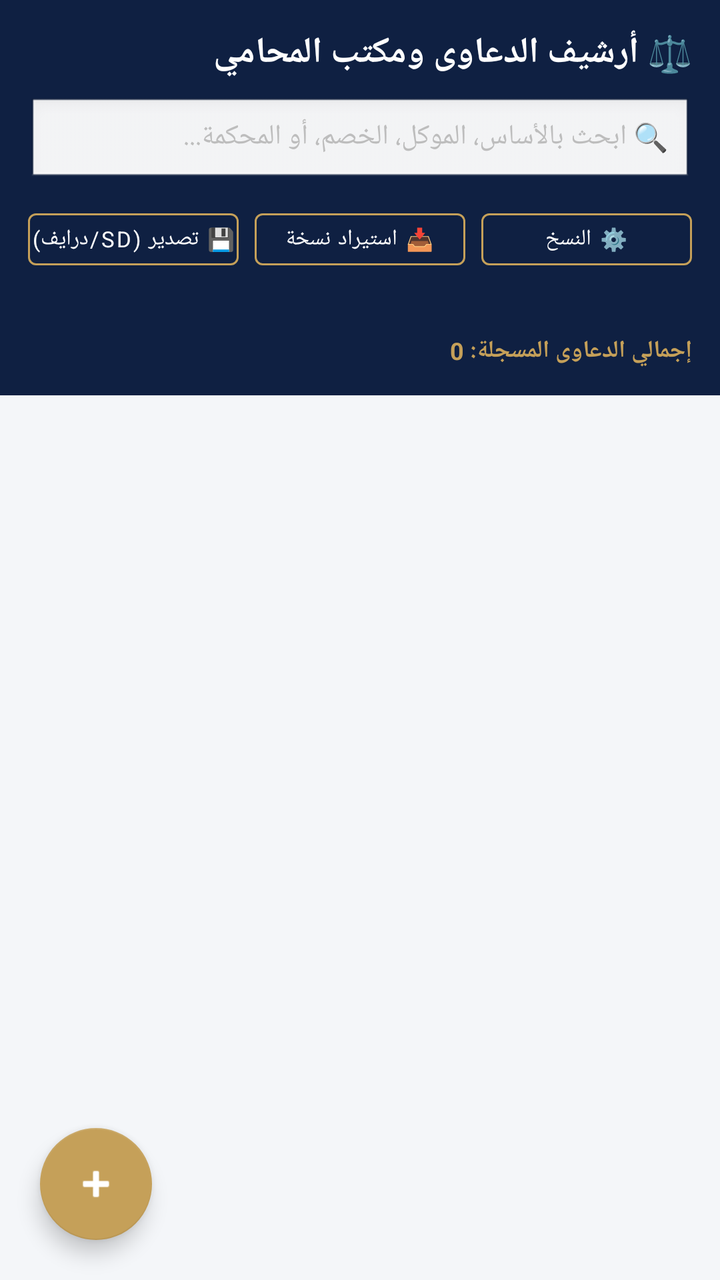
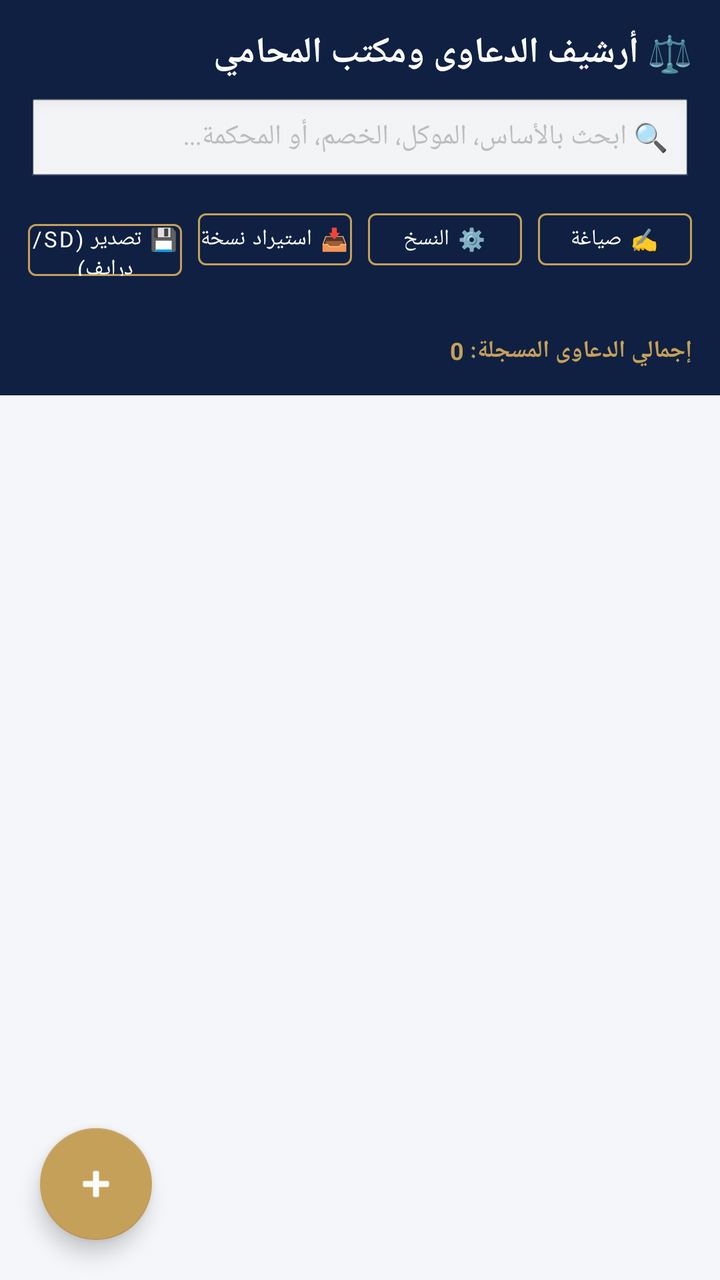

Compare the two renders of this Android layout. The source of the first and the diff that turns it into the second are given below.
<!-- AndroidManifest.xml: application theme Theme.AlMustashar -->
<!-- res/layout/activity_cases.xml -->
<?xml version="1.0" encoding="utf-8"?>
<androidx.coordinatorlayout.widget.CoordinatorLayout
    xmlns:android="http://schemas.android.com/apk/res/android"
    xmlns:app="http://schemas.android.com/apk/res-auto"
    android:layout_width="match_parent"
    android:layout_height="match_parent"
    android:background="#F4F6F9">

    <LinearLayout
        android:layout_width="match_parent"
        android:layout_height="match_parent"
        android:orientation="vertical">

        
        <LinearLayout
            android:layout_width="match_parent"
            android:layout_height="wrap_content"
            android:orientation="vertical"
            android:background="#0F2042"
            android:padding="14dp">

            <TextView
                android:layout_width="match_parent"
                android:layout_height="wrap_content"
                android:text="⚖️ أرشيف الدعاوى ومكتب المحامي"
                android:textColor="#FFFFFF"
                android:textSize="18sp"
                android:textStyle="bold"
                android:gravity="right" />

            <EditText
                android:id="@+id/etSearchCases"
                android:layout_width="match_parent"
                android:layout_height="44dp"
                android:layout_marginTop="10dp"
                android:background="@android:drawable/edit_text"
                android:hint="🔍 ابحث بالأساس، الموكل، الخصم، أو المحكمة..."
                android:textSize="14sp"
                android:paddingStart="12dp"
                android:paddingEnd="12dp"
                android:textColor="#0F2042"
                android:gravity="right|center_vertical" />

            
            <LinearLayout
                android:layout_width="match_parent"
                android:layout_height="wrap_content"
                android:orientation="horizontal"
                android:layout_marginTop="8dp">

                <Button
                    android:id="@+id/btnExportBackup"
                    style="@style/Widget.MaterialComponents.Button.OutlinedButton"
                    android:layout_width="0dp"
                    android:layout_height="38dp"
                    android:layout_weight="1"
                    android:text="💾 تصدير (SD/درايف)"
                    android:textColor="#FFFFFF"
                    android:textSize="11sp"
                    android:padding="0dp"
                    app:strokeColor="#C5A059" />

                <Button
                    android:id="@+id/btnImportBackup"
                    style="@style/Widget.MaterialComponents.Button.OutlinedButton"
                    android:layout_width="0dp"
                    android:layout_height="38dp"
                    android:layout_weight="1"
                    android:layout_marginStart="8dp"
                    android:text="📥 استيراد نسخة"
                    android:textColor="#FFFFFF"
                    android:textSize="11sp"
                    android:padding="0dp"
                    app:strokeColor="#C5A059" />

                <Button
                    android:id="@+id/btnBackupSettings"
                    style="@style/Widget.MaterialComponents.Button.OutlinedButton"
                    android:layout_width="0dp"
                    android:layout_height="38dp"
                    android:layout_weight="1"
                    android:layout_marginStart="8dp"
                    android:text="⚙️ النسخ"
                    android:textColor="#FFFFFF"
                    android:textSize="11sp"
                    android:padding="0dp"
                    app:strokeColor="#C5A059" />
            </LinearLayout>

            <TextView
                android:id="@+id/tvCasesStats"
                android:layout_width="match_parent"
                android:layout_height="wrap_content"
                android:layout_marginTop="6dp"
                android:text=""
                android:textColor="#FFFFFF"
                android:textSize="12sp"
                android:gravity="right" />

            <TextView
                android:id="@+id/tvCasesCount"
                android:layout_width="match_parent"
                android:layout_height="wrap_content"
                android:layout_marginTop="6dp"
                android:text="إجمالي الدعاوى المسجلة: 0"
                android:textColor="#C5A059"
                android:textSize="12sp"
                android:textStyle="bold"
                android:gravity="right" />
        </LinearLayout>

        
        <TextView
            android:id="@+id/tvEmpty"
            android:layout_width="match_parent"
            android:layout_height="match_parent"
            android:gravity="center"
            android:text="لا توجد دعاوى مسجلة حتى الآن.
اضغط (+) لإضافة دعوى جديدة."
            android:textColor="#9E9E9E"
            android:textSize="16sp"
            android:visibility="gone" />

        
        <androidx.recyclerview.widget.RecyclerView
            android:id="@+id/recyclerCases"
            android:layout_width="match_parent"
            android:layout_height="match_parent"
            android:paddingTop="6dp"
            android:paddingBottom="80dp"
            android:clipToPadding="false" />

    </LinearLayout>

    <com.google.android.material.floatingactionbutton.FloatingActionButton
        android:id="@+id/fabAdd"
        android:layout_width="wrap_content"
        android:layout_height="wrap_content"
        android:layout_gravity="bottom|start"
        android:layout_margin="20dp"
        app:backgroundTint="#C5A059"
        app:tint="#FFFFFF"
        android:contentDescription="إضافة دعوى جديدة"
        app:srcCompat="@android:drawable/ic_input_add" />

</androidx.coordinatorlayout.widget.CoordinatorLayout>
<!-- resources referenced by this layout -->
<resources>
  <style name="Theme.AlMustashar" parent="Theme.MaterialComponents.DayNight.NoActionBar">
          
          <item name="colorPrimary">@color/primary</item>
          <item name="colorPrimaryVariant">@color/primary_dark</item>
          <item name="colorOnPrimary">@color/text_on_primary</item>
  
          
          <item name="colorSecondary">@color/accent</item>
          <item name="colorSecondaryVariant">@color/accent_dark</item>
          <item name="colorOnSecondary">@color/text_primary</item>
  
          
          <item name="android:colorBackground">@color/background</item>
          <item name="colorSurface">@color/surface</item>
          <item name="colorOnSurface">@color/text_primary</item>
  
          
          <item name="colorError">@color/error</item>
          <item name="colorOnError">@color/text_on_primary</item>
  
          
          <item name="android:statusBarColor">@color/primary_dark</item>
          <item name="android:windowLightStatusBar">false</item>
  
          
          <item name="android:navigationBarColor">@color/primary_dark</item>
  
          
          <item name="android:textColorPrimary">@color/text_primary</item>
          <item name="android:textColorSecondary">@color/text_secondary</item>
          <item name="android:textColorHint">@color/text_hint</item>
  
          
          <item name="android:fontFamily">sans-serif</item>
          <item name="fontFamily">sans-serif</item>
      </style>
  <color name="primary">#1A237E</color>
  <color name="primary_dark">#0D1442</color>
  <color name="text_on_primary">#FFFFFF</color>
  <color name="accent">#FFB800</color>
  <color name="accent_dark">#C68A00</color>
  <color name="text_primary">#212121</color>
  <color name="background">#F5F5F5</color>
  <color name="surface">#FFFFFF</color>
  <color name="error">#F44336</color>
  <color name="text_secondary">#757575</color>
  <color name="text_hint">#BDBDBD</color>
</resources>

<!-- the commit's change to res/layout/activity_cases.xml (unified diff, before → after) -->
@@ -85,6 +85,19 @@
                     android:textSize="11sp"
                     android:padding="0dp"
                     app:strokeColor="#C5A059" />
+
+                <Button
+                    android:id="@+id/btnGeneralDrafting"
+                    style="@style/Widget.MaterialComponents.Button.OutlinedButton"
+                    android:layout_width="0dp"
+                    android:layout_height="38dp"
+                    android:layout_weight="1"
+                    android:layout_marginStart="8dp"
+                    android:text="✍️ صياغة"
+                    android:textColor="#FFFFFF"
+                    android:textSize="11sp"
+                    android:padding="0dp"
+                    app:strokeColor="#C5A059" />
             </LinearLayout>
 
             <TextView
